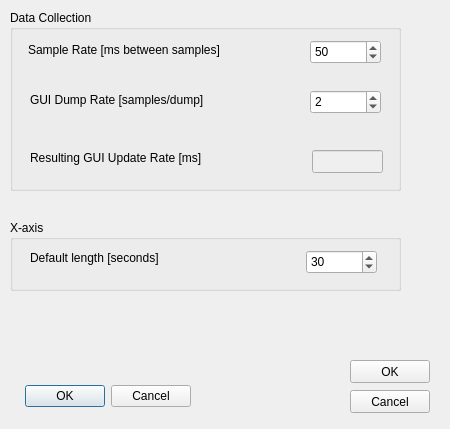
Old version of the form icepaposc/ui/dialog_settings.ui in the repository valerixb/IcepapOSC.
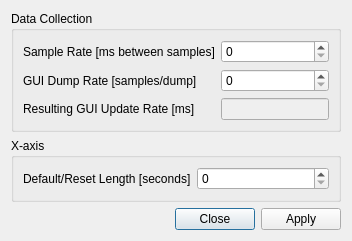
New version of the form.

Commit message: Added settings for data collection and X axis.

```diff
--- a/icepaposc/ui/dialog_settings.ui
+++ b/icepaposc/ui/dialog_settings.ui
@@ -1,229 +1,156 @@
 <?xml version="1.0" encoding="UTF-8"?>
 <ui version="4.0">
- <class>DialogOscillaSettings</class>
- <widget class="QDialog" name="DialogOscillaSettings">
-  <property name="geometry">
-   <rect>
-    <x>0</x>
-    <y>0</y>
-    <width>450</width>
-    <height>429</height>
-   </rect>
-  </property>
-  <property name="sizePolicy">
-   <sizepolicy hsizetype="Fixed" vsizetype="Fixed">
-    <horstretch>0</horstretch>
-    <verstretch>0</verstretch>
-   </sizepolicy>
-  </property>
+ <class>DialogSettings</class>
+ <widget class="QDialog" name="DialogSettings">
   <property name="windowTitle">
    <string>Oscilloscope Settings</string>
   </property>
   <property name="modal">
    <bool>true</bool>
   </property>
-  <widget class="QDialogButtonBox" name="bbOscillaSettings">
-   <property name="geometry">
-    <rect>
-     <x>20</x>
-     <y>380</y>
-     <width>171</width>
-     <height>32</height>
-    </rect>
-   </property>
-   <property name="orientation">
-    <enum>Qt::Horizontal</enum>
-   </property>
-   <property name="standardButtons">
-    <set>QDialogButtonBox::Cancel|QDialogButtonBox::Ok</set>
-   </property>
-  </widget>
-  <widget class="QGroupBox" name="gbSampling">
-   <property name="geometry">
-    <rect>
-     <x>10</x>
-     <y>10</y>
-     <width>391</width>
-     <height>181</height>
-    </rect>
-   </property>
-   <property name="title">
-    <string>Data Collection</string>
-   </property>
-   <widget class="QSpinBox" name="sbSampleRate">
-    <property name="geometry">
-     <rect>
-      <x>300</x>
-      <y>30</y>
-      <width>71</width>
-      <height>24</height>
-     </rect>
-    </property>
-    <property name="prefix">
-     <string/>
-    </property>
-    <property name="minimum">
-     <number>10</number>
-    </property>
-    <property name="maximum">
-     <number>1000</number>
-    </property>
-    <property name="singleStep">
-     <number>10</number>
-    </property>
-    <property name="value">
-     <number>50</number>
-    </property>
-   </widget>
-   <widget class="QSpinBox" name="sbDumpRate">
-    <property name="geometry">
-     <rect>
-      <x>300</x>
-      <y>80</y>
-      <width>71</width>
-      <height>24</height>
-     </rect>
-    </property>
-    <property name="minimum">
-     <number>1</number>
-    </property>
-    <property name="maximum">
-     <number>20</number>
-    </property>
-    <property name="value">
-     <number>2</number>
-    </property>
-   </widget>
-   <widget class="QLabel" name="label">
-    <property name="geometry">
-     <rect>
-      <x>18</x>
-      <y>30</y>
-      <width>241</width>
-      <height>20</height>
-     </rect>
-    </property>
-    <property name="text">
-     <string>Sample Rate [ms between samples]</string>
-    </property>
-   </widget>
-   <widget class="QLabel" name="label_2">
-    <property name="geometry">
-     <rect>
-      <x>20</x>
-      <y>80</y>
-      <width>211</width>
-      <height>20</height>
-     </rect>
-    </property>
-    <property name="text">
-     <string>GUI Dump Rate [samples/dump]</string>
-    </property>
-   </widget>
-   <widget class="QLabel" name="label_4">
-    <property name="geometry">
-     <rect>
-      <x>20</x>
-      <y>140</y>
-      <width>221</width>
-      <height>16</height>
-     </rect>
-    </property>
-    <property name="text">
-     <string>Resulting GUI Update Rate [ms]</string>
-    </property>
-   </widget>
-   <widget class="QLineEdit" name="leGuiUpdateRate">
-    <property name="enabled">
-     <bool>false</bool>
-    </property>
-    <property name="geometry">
-     <rect>
-      <x>302</x>
-      <y>140</y>
-      <width>71</width>
-      <height>23</height>
-     </rect>
-    </property>
-    <property name="readOnly">
-     <bool>false</bool>
-    </property>
-   </widget>
-  </widget>
-  <widget class="QGroupBox" name="groupBox">
-   <property name="geometry">
-    <rect>
-     <x>10</x>
-     <y>220</y>
-     <width>391</width>
-     <height>71</height>
-    </rect>
-   </property>
-   <property name="title">
-    <string>X-axis</string>
-   </property>
-   <widget class="QLabel" name="label_3">
-    <property name="geometry">
-     <rect>
-      <x>20</x>
-      <y>30</y>
-      <width>211</width>
-      <height>16</height>
-     </rect>
-    </property>
-    <property name="text">
-     <string>Default length [seconds]</string>
-    </property>
-   </widget>
-   <widget class="QSpinBox" name="spLenAxisX">
-    <property name="geometry">
-     <rect>
-      <x>296</x>
-      <y>30</y>
-      <width>71</width>
-      <height>24</height>
-     </rect>
-    </property>
-    <property name="minimum">
-     <number>10</number>
-    </property>
-    <property name="maximum">
-     <number>3600</number>
-    </property>
-    <property name="singleStep">
-     <number>10</number>
-    </property>
-    <property name="value">
-     <number>30</number>
-    </property>
-   </widget>
-  </widget>
-  <widget class="QPushButton" name="btnOK">
-   <property name="geometry">
-    <rect>
-     <x>350</x>
-     <y>360</y>
-     <width>80</width>
-     <height>23</height>
-    </rect>
-   </property>
-   <property name="text">
-    <string>OK</string>
-   </property>
-  </widget>
-  <widget class="QPushButton" name="btnCancel">
-   <property name="geometry">
-    <rect>
-     <x>350</x>
-     <y>390</y>
-     <width>80</width>
-     <height>23</height>
-    </rect>
-   </property>
-   <property name="text">
-    <string>Cancel</string>
-   </property>
-  </widget>
+  <layout class="QVBoxLayout" name="verticalLayout_2">
+   <item>
+    <widget class="QGroupBox" name="gbSampling">
+     <property name="sizePolicy">
+      <sizepolicy hsizetype="Expanding" vsizetype="Preferred">
+       <horstretch>0</horstretch>
+       <verstretch>0</verstretch>
+      </sizepolicy>
+     </property>
+     <property name="title">
+      <string>Data Collection</string>
+     </property>
+     <layout class="QGridLayout">
+      <item row="0" column="1">
+       <widget class="QLabel" name="labelSampleRate">
+        <property name="text">
+         <string>Sample Rate [ms between samples]</string>
+        </property>
+       </widget>
+      </item>
+      <item row="2" column="1">
+       <widget class="QLabel" name="labelGuiRate">
+        <property name="text">
+         <string>Resulting GUI Update Rate [ms]</string>
+        </property>
+       </widget>
+      </item>
+      <item row="1" column="2">
+       <widget class="QSpinBox" name="sbDumpRate">
+        <property name="sizePolicy">
+         <sizepolicy hsizetype="Expanding" vsizetype="Fixed">
+          <horstretch>0</horstretch>
+          <verstretch>0</verstretch>
+         </sizepolicy>
+        </property>
+        <property name="minimumSize">
+         <size>
+          <width>20</width>
+          <height>0</height>
+         </size>
+        </property>
+       </widget>
+      </item>
+      <item row="2" column="2">
+       <widget class="QLineEdit" name="leGuiUpdateRate">
+        <property name="enabled">
+         <bool>false</bool>
+        </property>
+        <property name="sizePolicy">
+         <sizepolicy hsizetype="Expanding" vsizetype="Fixed">
+          <horstretch>0</horstretch>
+          <verstretch>0</verstretch>
+         </sizepolicy>
+        </property>
+        <property name="minimumSize">
+         <size>
+          <width>20</width>
+          <height>0</height>
+         </size>
+        </property>
+       </widget>
+      </item>
+      <item row="1" column="1">
+       <widget class="QLabel" name="labelDumpRate">
+        <property name="text">
+         <string>GUI Dump Rate [samples/dump]</string>
+        </property>
+       </widget>
+      </item>
+      <item row="0" column="2">
+       <widget class="QSpinBox" name="sbSampleRate">
+        <property name="sizePolicy">
+         <sizepolicy hsizetype="Expanding" vsizetype="Fixed">
+          <horstretch>0</horstretch>
+          <verstretch>0</verstretch>
+         </sizepolicy>
+        </property>
+        <property name="minimumSize">
+         <size>
+          <width>20</width>
+          <height>0</height>
+         </size>
+        </property>
+       </widget>
+      </item>
+     </layout>
+    </widget>
+   </item>
+   <item>
+    <widget class="QGroupBox" name="gbXAxis">
+     <property name="sizePolicy">
+      <sizepolicy hsizetype="Expanding" vsizetype="Preferred">
+       <horstretch>0</horstretch>
+       <verstretch>0</verstretch>
+      </sizepolicy>
+     </property>
+     <property name="maximumSize">
+      <size>
+       <width>16777215</width>
+       <height>170</height>
+      </size>
+     </property>
+     <property name="title">
+      <string>X-axis</string>
+     </property>
+     <layout class="QGridLayout" name="gridLayout_2">
+      <item row="0" column="0">
+       <widget class="QLabel" name="labelXAxisLength">
+        <property name="text">
+         <string>Default/Reset Length [seconds]</string>
+        </property>
+       </widget>
+      </item>
+      <item row="0" column="1">
+       <widget class="QSpinBox" name="sbLenAxisX">
+        <property name="sizePolicy">
+         <sizepolicy hsizetype="Expanding" vsizetype="Fixed">
+          <horstretch>0</horstretch>
+          <verstretch>0</verstretch>
+         </sizepolicy>
+        </property>
+        <property name="minimumSize">
+         <size>
+          <width>50</width>
+          <height>0</height>
+         </size>
+        </property>
+       </widget>
+      </item>
+     </layout>
+    </widget>
+   </item>
+   <item>
+    <widget class="QDialogButtonBox" name="bbApplyClose">
+     <property name="orientation">
+      <enum>Qt::Horizontal</enum>
+     </property>
+     <property name="standardButtons">
+      <set>QDialogButtonBox::Apply|QDialogButtonBox::Close</set>
+     </property>
+    </widget>
+   </item>
+  </layout>
  </widget>
  <resources/>
  <connections>
```
Left out of the diff: 10 changed lines with no effect on the pictures. The commit also changes 9 other files.
